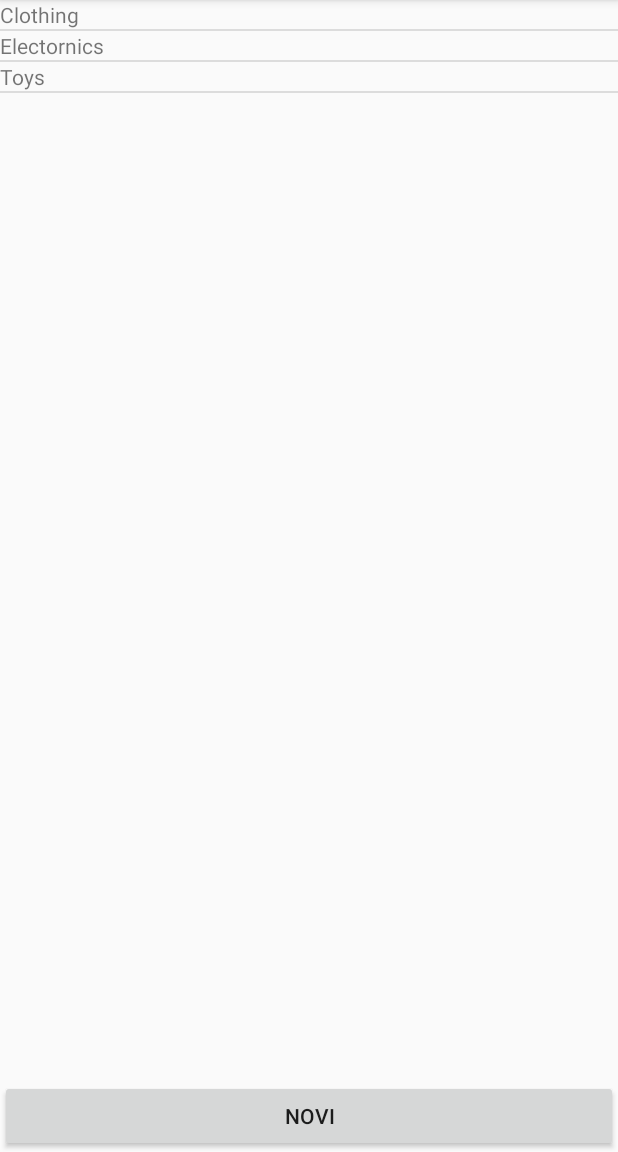
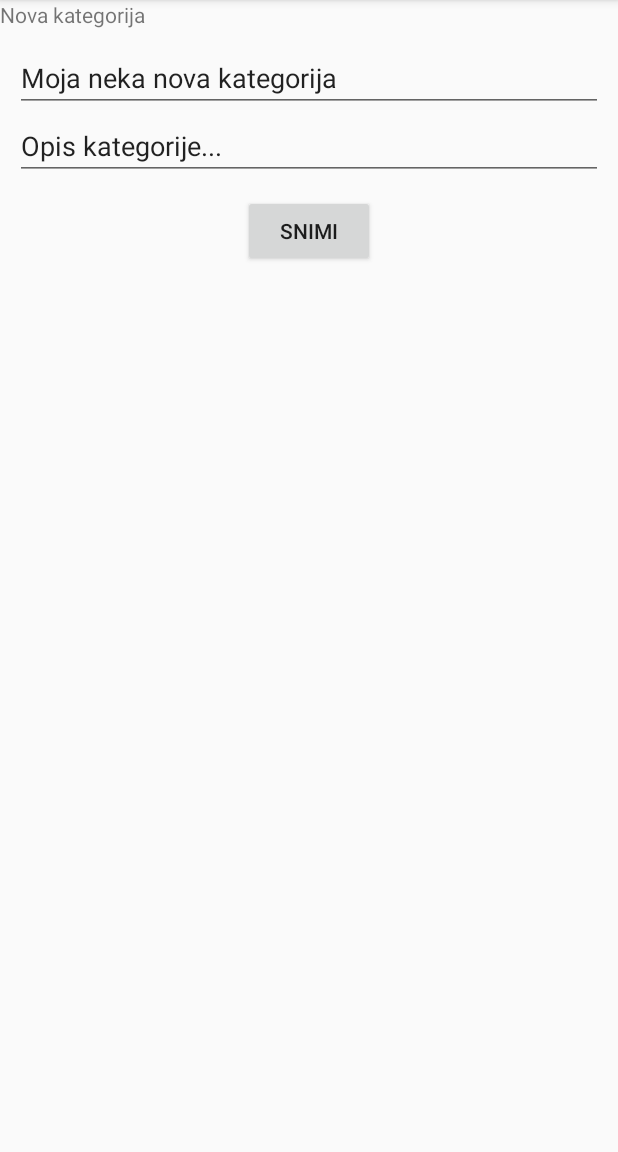
Before and after one commit to eldarj/android-eshop, an Android app: the screen it shows after launch (MainActivity), after a tap on "NOVI", on a phone screen of 412 x 824 dp, the part 84-1236 px from its top. Run offline under Robolectric (Android 15) with nearby library versions, the phone set to English and light mode, and no system bars.

Commit message:
Added Addnewcategory fragment and hookep up btn callback.

```diff
--- /dev/null
+++ b/app/src/main/java/com/eldarja/eshop/fragments/KategorijaAddFragment.java
@@ -0,0 +1,38 @@
+package com.eldarja.eshop.fragments;
+
+import android.os.Bundle;
+import android.support.annotation.NonNull;
+import android.support.annotation.Nullable;
+import android.support.v4.app.Fragment;
+import android.view.LayoutInflater;
+import android.view.View;
+import android.view.ViewGroup;
+
+import com.eldarja.eshop.R;
+
+public class KategorijaAddFragment extends Fragment {
+
+    public static KategorijaAddFragment newInstance() {
+        KategorijaAddFragment kategorijaAddFragment = new KategorijaAddFragment();
+        Bundle args = new Bundle();
+        kategorijaAddFragment.setArguments(args);
+
+        return kategorijaAddFragment;
+    }
+
+    @Override
+    public void onCreate(@Nullable Bundle savedInstanceState) {
+        super.onCreate(savedInstanceState);
+        if (getArguments() != null) {
+            // get args
+        }
+    }
+
+    @Nullable
+    @Override
+    public View onCreateView(@NonNull LayoutInflater inflater, @Nullable ViewGroup container, @Nullable Bundle savedInstanceState) {
+        View view = getLayoutInflater().inflate(R.layout.kategorija_add_fragment, container, false);
+
+        return view;
+    }
+}
--- a/app/src/main/java/com/eldarja/eshop/fragments/KategorijeListFragment.java
+++ b/app/src/main/java/com/eldarja/eshop/fragments/KategorijeListFragment.java
@@ -5,6 +5,7 @@ import android.os.Bundle;
 import android.support.annotation.NonNull;
 import android.support.annotation.Nullable;
 import android.support.v4.app.Fragment;
+import android.support.v7.app.AppCompatActivity;
 import android.util.Log;
 import android.view.LayoutInflater;
 import android.view.View;
@@ -19,6 +20,7 @@ import android.widget.TextView;
 import com.eldarja.eshop.R;
 import com.eldarja.eshop.data.KategorijaVM;
 import com.eldarja.eshop.data.Storage;
+import com.eldarja.eshop.helpers.MyFragmentHelper;
 
 import java.util.List;
 
@@ -53,6 +55,19 @@ public class KategorijeListFragment extends Fragment {
         kategorije = Storage.getKategorije();
 
         listKategorije = view.findViewById(R.id.listKorpaStavke);
+        bindKategorijeList();
+
+        btnKategorija = view.findViewById(R.id.btnKorpa);
+        btnKategorija.setOnClickListener(new View.OnClickListener() {
+            @Override
+            public void onClick(View v) {
+                MyFragmentHelper.displayFragment((AppCompatActivity) getActivity(), R.id.fragmentContainer, KategorijaAddFragment.newInstance());
+            }
+        });
+        return view;
+    }
+
+    private void bindKategorijeList() {
         listKategorije.setAdapter(new BaseAdapter() {
             @Override
             public int getCount() {
@@ -85,14 +100,5 @@ public class KategorijeListFragment extends Fragment {
                 return view;
             }
         });
-
-        btnKategorija = view.findViewById(R.id.btnKorpa);
-        btnKategorija.setOnClickListener(new View.OnClickListener() {
-            @Override
-            public void onClick(View v) {
-                Log.i("TAGX", "KOOK");
-            }
-        });
-        return view;
     }
 }
--- a/app/src/main/java/com/eldarja/eshop/helpers/MyFragmentHelper.java
+++ b/app/src/main/java/com/eldarja/eshop/helpers/MyFragmentHelper.java
@@ -1,5 +1,6 @@
 package com.eldarja.eshop.helpers;
 
+import android.support.v4.app.Fragment;
 import android.support.v4.app.FragmentManager;
 import android.support.v4.app.FragmentTransaction;
 import android.support.v7.app.AppCompatActivity;
@@ -9,7 +10,7 @@ import com.eldarja.eshop.fragments.KategorijeListFragment;
 public class MyFragmentHelper {
     public  static void displayFragment(AppCompatActivity activity,
                                         int placeholderId,
-                                        KategorijeListFragment kategorijeListFragment) {
+                                        Fragment kategorijeListFragment) {
         FragmentManager supportFragmentManager = activity.getSupportFragmentManager();
         FragmentTransaction fragmentTransaction = supportFragmentManager.beginTransaction();
 
--- /dev/null
+++ b/app/src/main/res/layout/kategorija_add_fragment.xml
@@ -0,0 +1,34 @@
+<?xml version="1.0" encoding="utf-8"?>
+<LinearLayout xmlns:android="http://schemas.android.com/apk/res/android" android:layout_width="match_parent"
+    android:layout_height="match_parent"
+    android:orientation="vertical">
+
+    <TextView
+        android:text="Nova kategorija"
+        android:layout_width="match_parent"
+        android:layout_height="wrap_content" />
+
+    <LinearLayout
+        android:layout_margin="10dp"
+        android:orientation="vertical"
+        android:layout_width="match_parent"
+        android:layout_height="wrap_content">
+
+        <EditText
+            android:text="Moja neka nova kategorija"
+            android:layout_width="match_parent"
+            android:layout_height="wrap_content" />
+        <EditText
+            android:text="Opis kategorije..."
+            android:layout_width="match_parent"
+            android:layout_height="wrap_content" />
+
+    </LinearLayout>
+
+    <Button
+        android:layout_gravity="center_horizontal"
+        android:text="Snimi"
+        android:layout_width="wrap_content"
+        android:layout_height="wrap_content" />
+
+</LinearLayout>
```
